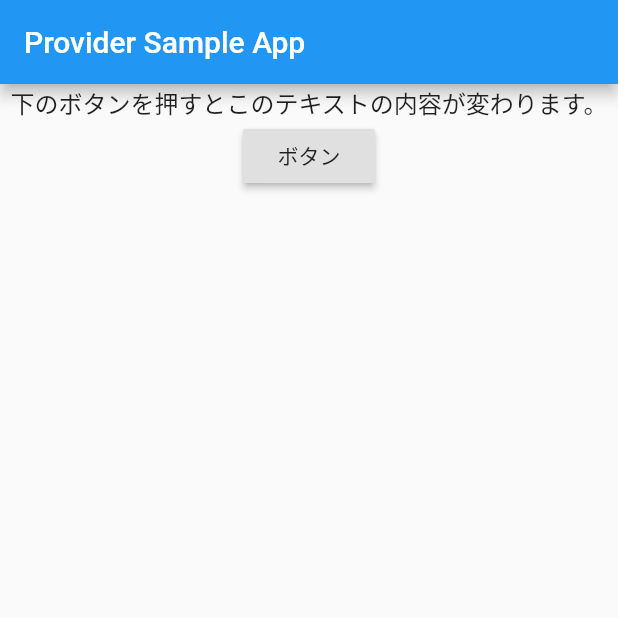
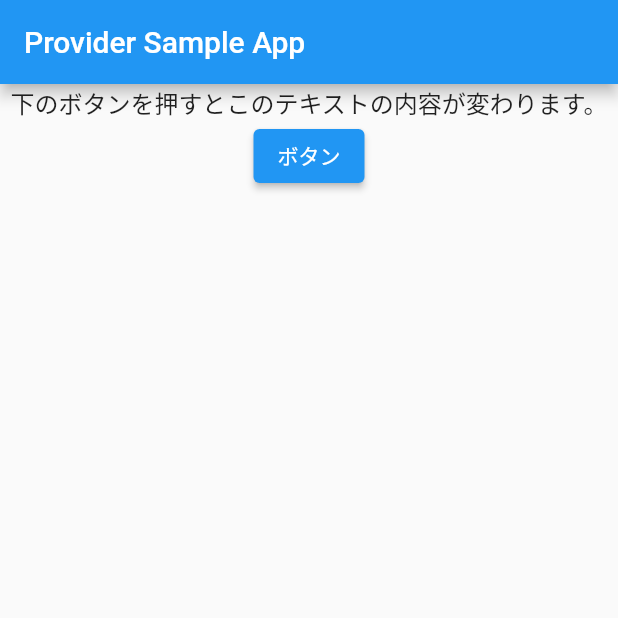
Before and after one commit to nfrutta/flutter-provider-sample, a Flutter app: the screen it shows after launch, on a phone screen of 412 x 824 dp, the top half of it. Run offline on Flutter 3.47's test engine with Material 2 defaults, Android fonts, the phone set to English and light mode, and no system bars.

Commit message:
flutter2対応

```diff
--- a/lib/main.dart
+++ b/lib/main.dart
@@ -29,7 +29,7 @@ class MyApp extends StatelessWidget {
                         fontSize: 16,
                       ),
                     ),
-                    RaisedButton(
+                    ElevatedButton(
                       child: Text(
                         'ボタン',
                       ),
--- a/pubspec.yaml
+++ b/pubspec.yaml
@@ -10,8 +10,8 @@ environment:
 dependencies:
   flutter:
     sdk: flutter
-  cupertino_icons: ^0.1.3
-  provider: ^4.3.2+2
+  cupertino_icons: ^1.0.3
+  provider: ^5.0.0
 
 dev_dependencies:
   flutter_test:
```
Also changed, not shown: pubspec.lock, 1 other file.
